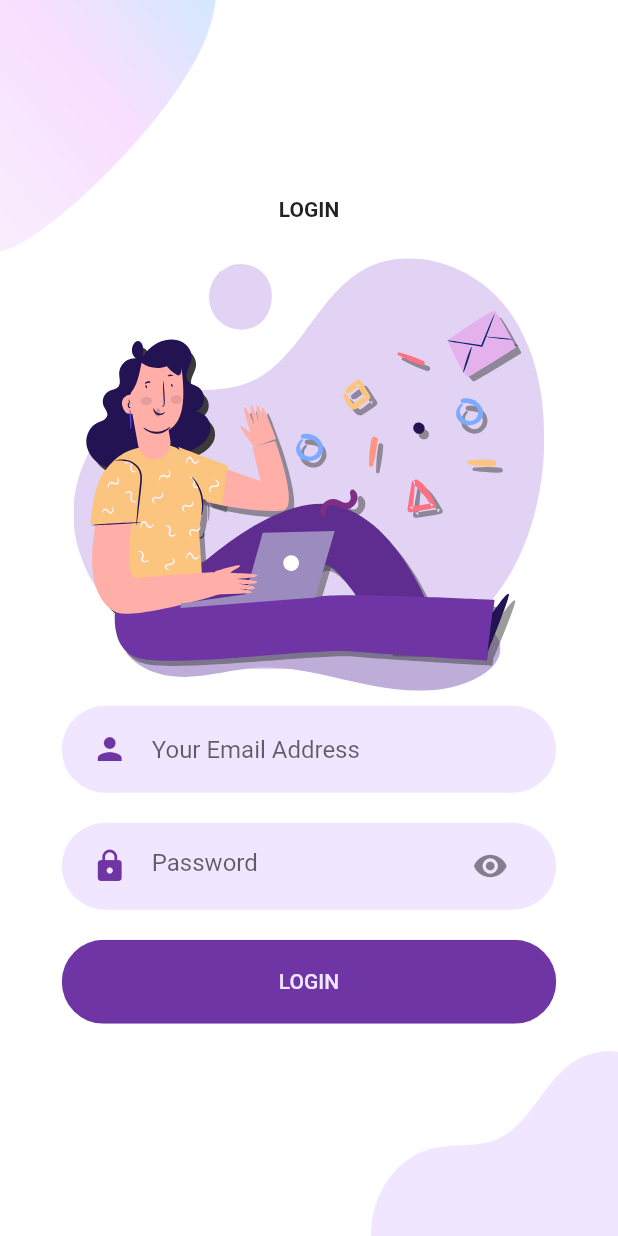
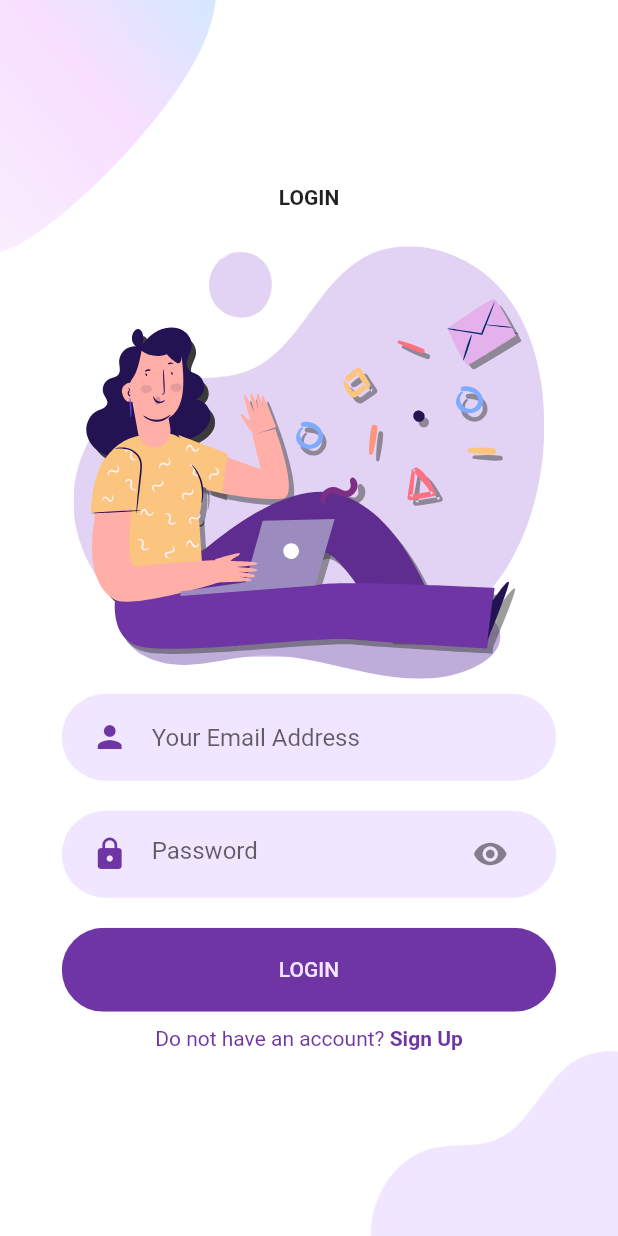
Before and after one commit to hyeyoom/moim, a Flutter app: the screen it shows after launch, after a tap on "LOGIN", on a phone screen of 412 x 824 dp. Run offline on Flutter 3.47's test engine with Material 2 defaults, Android fonts, the phone set to English and light mode, and no system bars; our stand-ins replace flutter_svg.

```diff
--- a/moim_app/lib/screens/login/login_body.dart
+++ b/moim_app/lib/screens/login/login_body.dart
@@ -1,5 +1,6 @@
 import 'package:flutter/material.dart';
 import 'package:flutter_svg/flutter_svg.dart';
+import 'package:moim_app/design_system.dart';
 import 'package:moim_app/screens/login/login_background.dart';
 
 import '../../components/buttons.dart';
@@ -48,7 +49,23 @@ class LoginBody extends StatelessWidget {
             RoundedButton(
               text: 'LOGIN',
               onPress: () {},
-            )
+            ),
+            Row(
+              mainAxisAlignment: MainAxisAlignment.center,
+              children: const <Widget>[
+                Text(
+                  'Do not have an account? ',
+                  style: TextStyle(color: primaryColor),
+                ),
+                Text(
+                  'Sign Up',
+                  style: TextStyle(
+                    color: primaryColor,
+                    fontWeight: FontWeight.bold,
+                  ),
+                ),
+              ],
+            ),
           ],
         ),
       ),
--- a/moim_app/lib/screens/login/login_screen.dart
+++ b/moim_app/lib/screens/login/login_screen.dart
@@ -11,7 +11,7 @@ class LoginScreen extends StatelessWidget {
       child: Scaffold(
           body: Container(
             color: Colors.white,
-            child: LoginBody(),
+            child: const LoginBody(),
           ),
         ),
     );
```
